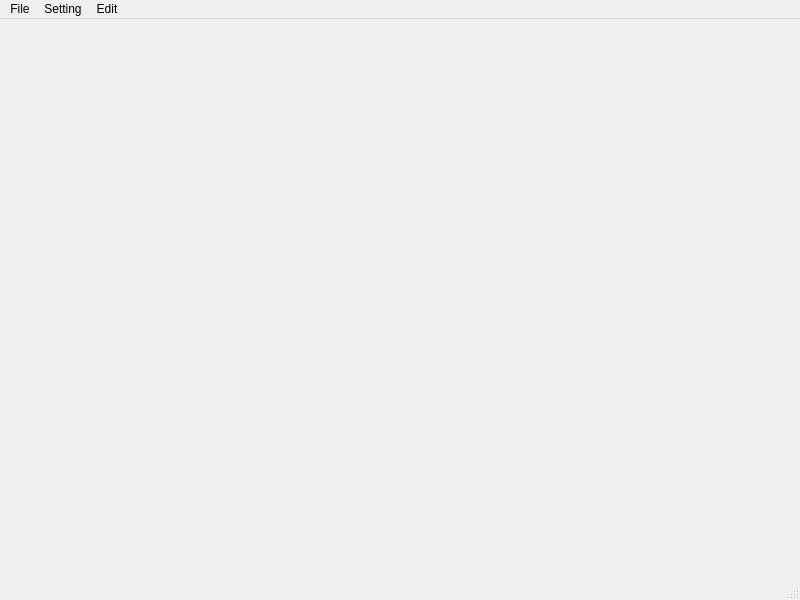
The window that resources/main_view.ui (HiJinger2266/ITS-pedsim-final-project) describes before a commit, drawn with Qt 5.
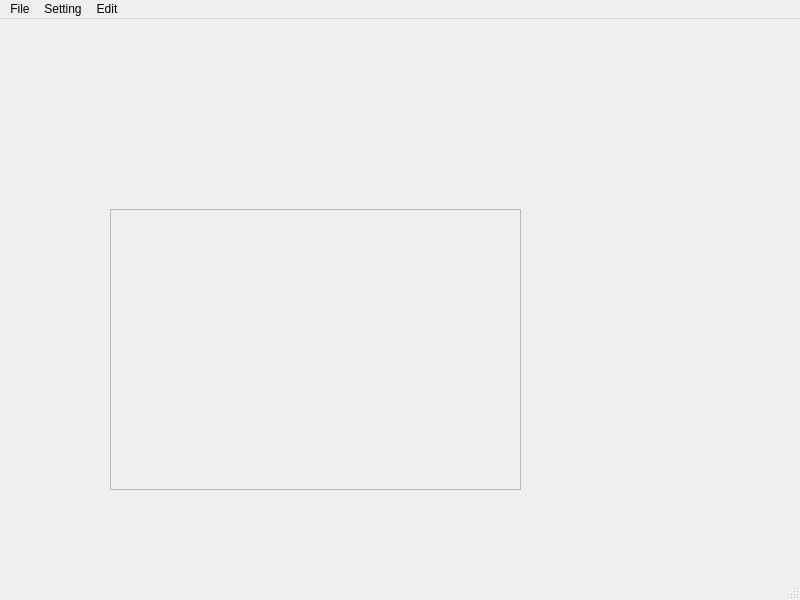
The same window after the commit. Icons and pictures are not drawn.

Diff of the .ui file:
```diff
--- a/resources/main_view.ui
+++ b/resources/main_view.ui
@@ -17,7 +17,24 @@
    <iconset resource="resource.qrc">
     <normaloff>:/resources/img/app_icon.ico</normaloff>:/resources/img/app_icon.ico</iconset>
   </property>
-  <widget class="QWidget" name="centralwidget"/>
+  <widget class="QWidget" name="centralwidget">
+   <widget class="QFrame" name="frame">
+    <property name="geometry">
+     <rect>
+      <x>110</x>
+      <y>190</y>
+      <width>411</width>
+      <height>281</height>
+     </rect>
+    </property>
+    <property name="frameShape">
+     <enum>QFrame::StyledPanel</enum>
+    </property>
+    <property name="frameShadow">
+     <enum>QFrame::Raised</enum>
+    </property>
+   </widget>
+  </widget>
   <widget class="QMenuBar" name="menubar">
    <property name="geometry">
     <rect>
```
Left out of the diff: 20 changed lines with no effect on the pictures.
